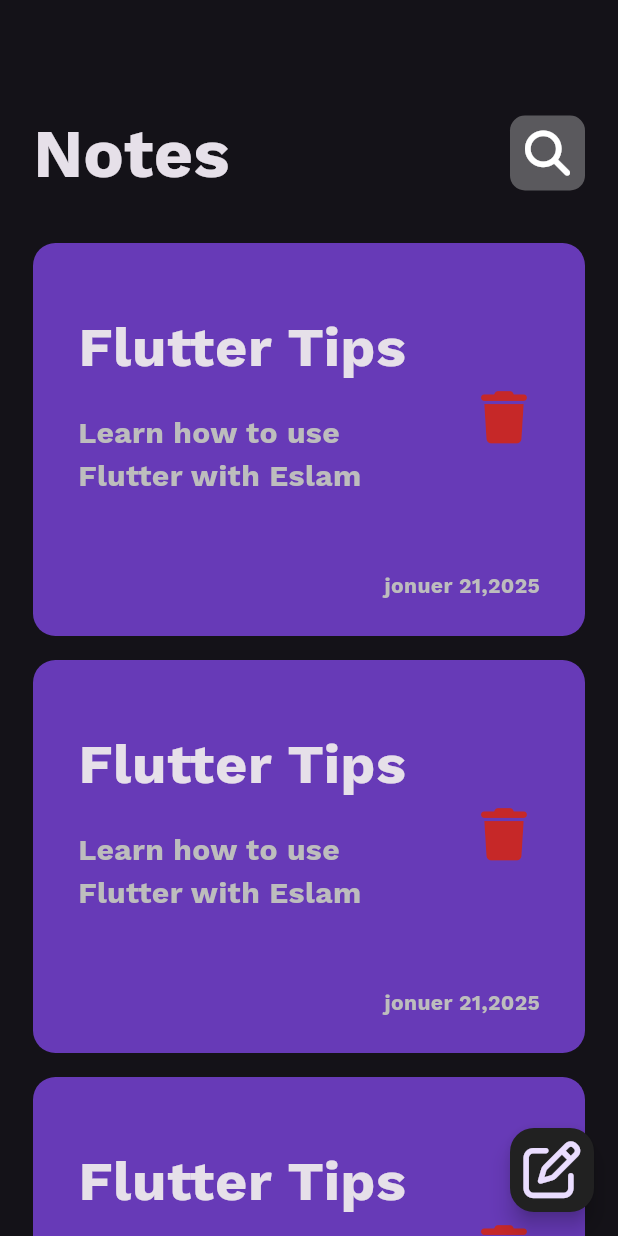
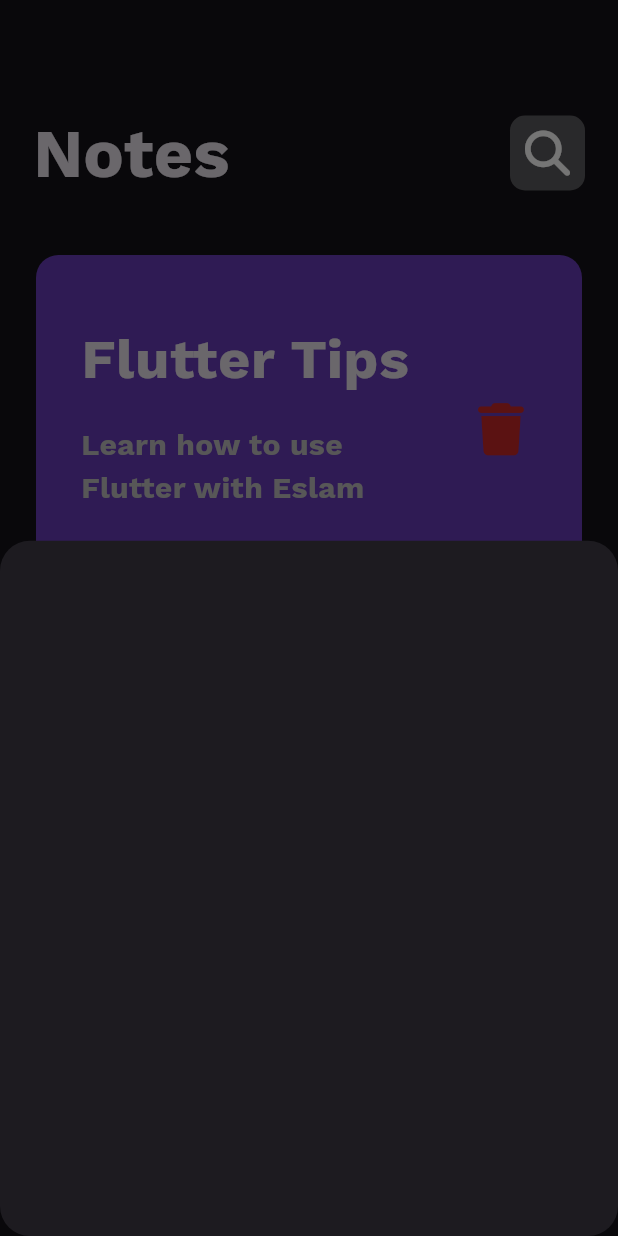
Before and after one commit to eslamabdo1122/Notes_App, a Flutter app: the screen it shows after launch, after a tap on an icon or button, on a phone screen of 412 x 824 dp. Run offline on Flutter 3.47's test engine with Material 3 defaults, Android fonts, the phone set to English and light mode, and no system bars; our stand-ins replace font_awesome_flutter.

```diff
--- a/lib/views/notes_view.dart
+++ b/lib/views/notes_view.dart
@@ -1,5 +1,6 @@
 import 'package:flutter/material.dart';
 import 'package:font_awesome_flutter/font_awesome_flutter.dart';
+import 'package:notes_app/widget/button_card.dart';
 import 'package:notes_app/widget/custom_app_bar.dart';
 import 'package:notes_app/widget/note_card.dart';
 import 'package:notes_app/widget/note_listview.dart';
@@ -29,9 +30,15 @@ class NotesView extends StatelessWidget {
       ),
       floatingActionButton: FloatingActionButton(
         backgroundColor: Colors.grey[900],
-        onPressed: () {},
+        onPressed: () {
+          showModalBottomSheet(
+              shape: RoundedRectangleBorder(
+                borderRadius: BorderRadius.circular(20),
+              ),
+              context: context, builder: (context) => ButtonCard());
+        },
         child: FaIcon(
-                FontAwesomeIcons.penToSquare,
+          FontAwesomeIcons.penToSquare,
           size: 38,
         ),
       ),
--- /dev/null
+++ b/lib/widget/button_card.dart
@@ -0,0 +1,10 @@
+import 'package:flutter/material.dart';
+
+class ButtonCard extends StatelessWidget {
+  const ButtonCard({super.key});
+
+  @override
+  Widget build(BuildContext context) {
+    return Container();
+  }
+}
--- a/lib/widget/note_listview.dart
+++ b/lib/widget/note_listview.dart
@@ -6,13 +6,18 @@ class NoteListview extends StatelessWidget {
 
   @override
   Widget build(BuildContext context) {
-    return ListView.builder(
+    return Padding(
+      padding: const EdgeInsets.symmetric(vertical: 8.0, horizontal: 2),
+      child: ListView.builder(
+        padding: EdgeInsets.zero,
+        itemCount: 10,
         itemBuilder: (context, index) {
           return Padding(
             padding: const EdgeInsets.symmetric(vertical: 8.0),
             child: NoteCard(),
           );
         },
+      ),
     );
   }
 }
```
Also changed, not shown: lib/widget/note_card.dart (+10 -6 lines). Lines whose indentation alone changed are shown as unchanged.
